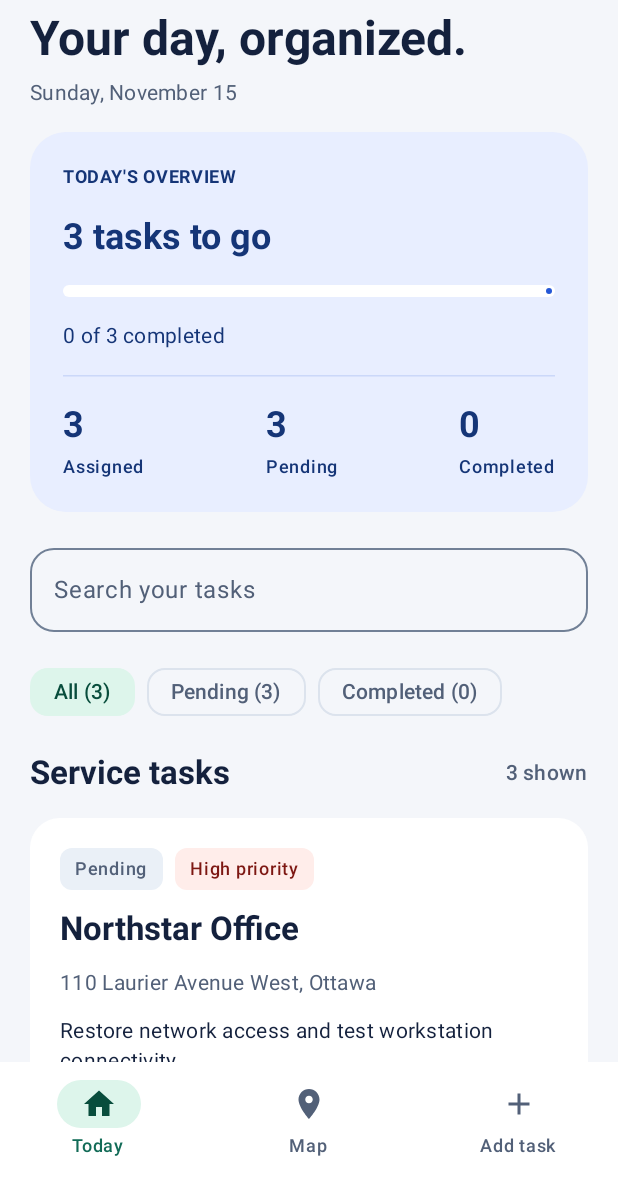
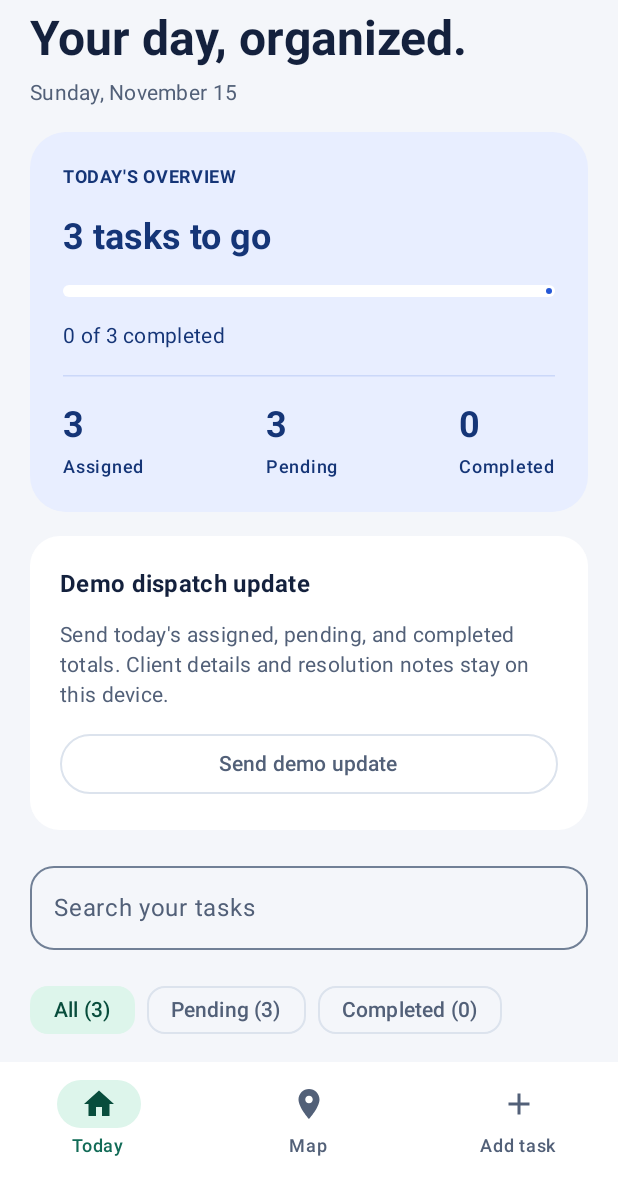
Before and after one commit to AmungaJnr/TechFix, an Android app built with Jetpack Compose: the screen it shows after launch (MainActivity), on a phone screen of 412 x 824 dp, the part 54-1236 px from its top. Run offline under Robolectric (Android 15) with nearby library versions, the phone set to English and light mode, and no system bars; our stand-ins replace Room's generated code.

Commit message:
Added a dispatch state and modified the app to fit it

```diff
--- /dev/null
+++ b/app/src/main/java/com/cst3115/enterprise/techfix/Data/remote/DispatchApi.kt
@@ -0,0 +1,15 @@
+package com.cst3115.enterprise.techfix.Data.remote
+
+import retrofit2.http.Body
+import retrofit2.http.POST
+
+interface DispatchApi {
+
+    /**
+     * Converts the request object to JSON and posts it asynchronously.
+     */
+    @POST("posts")
+    suspend fun sendDemoUpdate(
+        @Body request: DispatchUpdateRequest
+    ): DispatchUpdateResponse
+}
--- /dev/null
+++ b/app/src/main/java/com/cst3115/enterprise/techfix/Data/remote/RetrofitClient.kt
@@ -0,0 +1,27 @@
+package com.cst3115.enterprise.techfix.Data.remote
+
+import java.util.concurrent.TimeUnit
+import okhttp3.OkHttpClient
+import retrofit2.Retrofit
+import retrofit2.converter.gson.GsonConverterFactory
+
+/**
+ * Creates a shared API client only when first accessed.
+ */
+object RetrofitClient {
+
+    val api: DispatchApi by lazy {
+        val httpClient = OkHttpClient.Builder()
+            .connectTimeout(15, TimeUnit.SECONDS)
+            .readTimeout(15, TimeUnit.SECONDS)
+            .callTimeout(25, TimeUnit.SECONDS)
+            .build()
+
+        Retrofit.Builder()
+            .baseUrl("https://jsonplaceholder.typicode.com/")
+            .client(httpClient)
+            .addConverterFactory(GsonConverterFactory.create())
+            .build()
+            .create(DispatchApi::class.java)
+    }
+}
--- a/app/src/main/java/com/cst3115/enterprise/techfix/MainActivity.kt
+++ b/app/src/main/java/com/cst3115/enterprise/techfix/MainActivity.kt
@@ -68,6 +68,7 @@ private fun TechFixApp(
     val isLoading by taskViewModel.isLoading.collectAsStateWithLifecycle()
     val isSaving by taskViewModel.isSaving.collectAsStateWithLifecycle()
     val errorMessage by taskViewModel.errorMessage.collectAsStateWithLifecycle()
+    val dispatchState by taskViewModel.dispatchState.collectAsStateWithLifecycle()
 
     Scaffold(
         // Each screen handles its own top system inset.
@@ -157,6 +158,8 @@ private fun TechFixApp(
                     isSaving = isSaving,
                     errorMessage = errorMessage,
                     onDismissError = taskViewModel::clearError,
+                    dispatchState = dispatchState,
+                    onSendDispatchUpdate = taskViewModel::sendDemoDispatchUpdate,
                     onCompleteTask = { taskId, notes, onSuccess ->
                         taskViewModel.completeTask(
                             taskId = taskId,
--- /dev/null
+++ b/app/src/main/java/com/cst3115/enterprise/techfix/ui/screens/DispatchStatusCard.kt
@@ -0,0 +1,81 @@
+package com.cst3115.enterprise.techfix.ui.screens
+
+import androidx.compose.foundation.layout.*
+import androidx.compose.material3.*
+import androidx.compose.runtime.Composable
+import androidx.compose.ui.Modifier
+import androidx.compose.ui.text.font.FontWeight
+import androidx.compose.ui.unit.dp
+import com.cst3115.enterprise.techfix.ui.viewmodel.DispatchUiState
+
+/**
+ * Displays the demo network action, progress, and latest result.
+ */
+@Composable
+fun DispatchStatusCard(
+    state: DispatchUiState,
+    enabled: Boolean,
+    onSend: () -> Unit
+) {
+    Card(
+        modifier = Modifier.fillMaxWidth(),
+        colors = CardDefaults.cardColors(
+            containerColor = MaterialTheme.colorScheme.surface
+        )
+    ) {
+        Column(
+            modifier = Modifier.padding(20.dp),
+            verticalArrangement = Arrangement.spacedBy(12.dp)
+        ) {
+            Text(
+                text = "Demo dispatch update",
+                style = MaterialTheme.typography.titleMedium,
+                fontWeight = FontWeight.Bold
+            )
+
+            Text(
+                text = "Send today's assigned, pending, and completed totals. " +
+                        "Client details and resolution notes stay on this device.",
+                style = MaterialTheme.typography.bodyMedium,
+                color = MaterialTheme.colorScheme.onSurfaceVariant
+            )
+
+            if (state.isSending) {
+                LinearProgressIndicator(
+                    modifier = Modifier.fillMaxWidth()
+                )
+
+                Text(
+                    text = "Sending workload snapshot...",
+                    style = MaterialTheme.typography.bodySmall
+                )
+            }
+
+            state.message?.let { message ->
+                Text(
+                    text = message,
+                    style = MaterialTheme.typography.bodySmall,
+                    color = if (state.isError) {
+                        MaterialTheme.colorScheme.error
+                    } else {
+                        MaterialTheme.colorScheme.onSurface
+                    }
+                )
+            }
+
+            OutlinedButton(
+                onClick = onSend,
+                enabled = enabled && !state.isSending,
+                modifier = Modifier.fillMaxWidth()
+            ) {
+                Text(
+                    text = when {
+                        state.isSending -> "Sending..."
+                        state.isError -> "Retry demo update"
+                        else -> "Send demo update"
+                    }
+                )
+            }
+        }
+    }
+}
--- a/app/src/main/java/com/cst3115/enterprise/techfix/ui/screens/TodayScreen.kt
+++ b/app/src/main/java/com/cst3115/enterprise/techfix/ui/screens/TodayScreen.kt
@@ -23,6 +23,7 @@ import com.cst3115.enterprise.techfix.Data.local.TaskEntity
 import java.time.LocalDate
 import java.time.format.DateTimeFormatter
 import java.util.Locale
+import com.cst3115.enterprise.techfix.ui.viewmodel.DispatchUiState
 
 /**
  * Displays daily workload, search, filters, and task details.
@@ -35,6 +36,8 @@ fun TodayScreen(
     isLoading: Boolean,
     isSaving: Boolean,
     errorMessage: String?,
+    dispatchState: DispatchUiState,
+    onSendDispatchUpdate: () -> Unit,
     onDismissError: () -> Unit,
     onCompleteTask: (Long, String, () -> Unit) -> Unit
 ) {
@@ -118,6 +121,14 @@ fun TodayScreen(
                     total = tasks.size,
                     completed = completedCount,
                     pending = pendingCount
+                )
+            }
+
+            item {
+                DispatchStatusCard(
+                    state = dispatchState,
+                    enabled = !isLoading && !isSaving,
+                    onSend = onSendDispatchUpdate
                 )
             }
 
```
Also changed, not shown: app/src/main/java/com/cst3115/enterprise/techfix/Data/data/TaskRepository.kt (+35 -1 lines), app/src/main/java/com/cst3115/enterprise/techfix/Data/remote/DispatchModels.kt (added, +18 -0 lines), app/src/main/java/com/cst3115/enterprise/techfix/ui/viewmodel/TaskViewModel.kt (+88 -7 lines).
